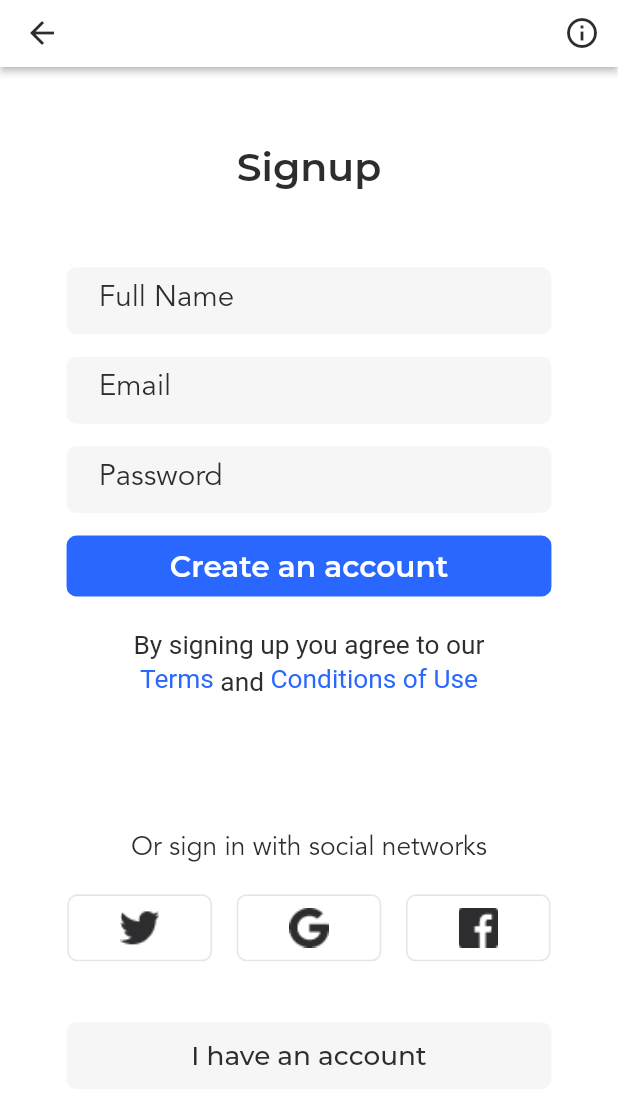
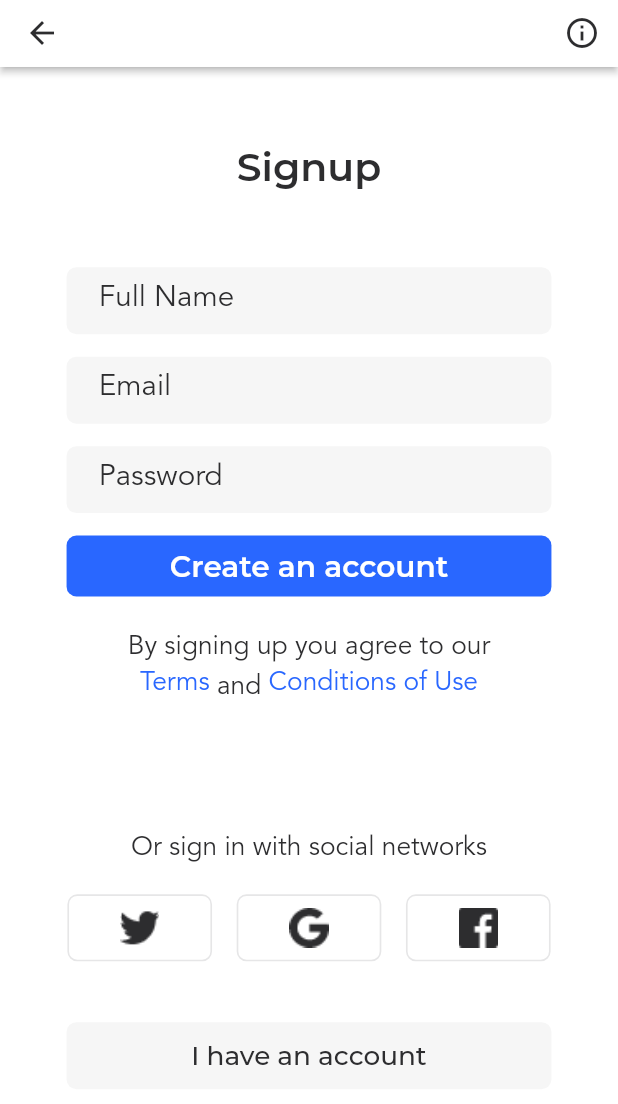
Before and after one commit to liuyousama/flutter_news, a Flutter app: the screen it shows after launch, after a tap on "Get Started", after a tap on "Sign up", on a phone screen of 412 x 824 dp. Shown: the top 1104 px of the screen. Run offline on Flutter 3.47's test engine with Material 2 defaults, Android fonts, the phone set to English and light mode, and no system bars; our stand-ins replace dio, fluttertoast, shared_preferences; accounts and stored records are empty; Roboto replaces fonts that are missing (Aveni).

Commit message:
【refactor】：重构项目中的字体资源使用方式，添加AppFont资源类

```diff
--- a/lib/core/color/color.dart
+++ b/lib/core/assets/color.dart
@@ -1,9 +1,9 @@
 
 import 'package:flutter/material.dart';
 
-class LYAppColor {
+class AppColor {
   final BuildContext context;
-  LYAppColor(this.context);
+  AppColor(this.context);
 
   int get index {
     final isDark = Theme.of(context).brightness == Brightness.dark;
--- /dev/null
+++ b/lib/core/assets/font.dart
@@ -0,0 +1,29 @@
+
+import 'package:flutter/material.dart';
+
+class AppFont {
+  static TextStyle avenirBook(double size, Color color) {
+    return TextStyle(
+      fontFamily: "Avenir",
+      fontWeight: FontWeight.normal,
+      fontSize: size,
+      color: color
+    );
+  }
+  static TextStyle montserratSemiBold(double size, Color color) {
+    return TextStyle(
+        fontFamily: "Montserrat",
+        fontWeight: FontWeight.w600,
+        fontSize: size,
+        color: color
+    );
+  }
+  static TextStyle montserratMedium(double size, Color color) {
+    return TextStyle(
+        fontFamily: "Montserrat",
+        fontWeight: FontWeight.w500,
+        fontSize: size,
+        color: color
+    );
+  }
+}
--- a/lib/ui/pages/sign_in/sign_in.dart
+++ b/lib/ui/pages/sign_in/sign_in.dart
@@ -1,10 +1,10 @@
 import 'package:flutter/material.dart';
-import 'package:flutter_news/core/color/color.dart';
+import 'package:flutter_news/core/assets/color.dart';
+import 'package:flutter_news/core/assets/font.dart';
 import 'package:flutter_news/core/extensions/extension.dart';
 import 'package:flutter_news/core/model/error_model.dart';
 import 'package:flutter_news/core/network/api/user.dart';
 import 'package:flutter_news/core/storage/global_storage.dart';
-import 'package:flutter_news/core/utils/screen_util.dart';
 import 'package:flutter_news/core/utils/validator.dart';
 import 'package:flutter_news/ui/pages/home/home.dart';
 import 'package:flutter_news/ui/widgets/sign_in_social.dart';
@@ -29,7 +29,7 @@ class _LYSignInPageState extends State<LYSignInPage> {
     return GestureDetector(
       onTap: ()=>FocusScope.of(context).requestFocus(FocusNode()),
       child: Scaffold(
-        backgroundColor: LYAppColor(context).primaryBackground,
+        backgroundColor: AppColor(context).primaryBackground,
         // SingleChildScrollView: 键盘弹出时，界面可滚动
         body: SingleChildScrollView(
           physics: ClampingScrollPhysics(),
@@ -63,7 +63,7 @@ class _LYSignInPageState extends State<LYSignInPage> {
             height: 76.lyWidth,
             width: 76.lyWidth,
             decoration: BoxDecoration(
-              color: LYAppColor(context).primaryBackground,
+              color: AppColor(context).primaryBackground,
               borderRadius: BorderRadius.circular((76/2).lyWidth),
               boxShadow: [BoxShadow(
                   color: Color(0x261B1B1D),
@@ -84,18 +84,8 @@ class _LYSignInPageState extends State<LYSignInPage> {
   List<Widget> _buildLogoText(BuildContext context) {
     return [
       SizedBox(height: 15.lyHeight,),
-      Text("SECTOR", style: TextStyle(
-        fontFamily: "Montserrat",
-        fontWeight: FontWeight.w600,
-        color: LYAppColor(context).primaryText,
-        fontSize: 24.lyFont
-      )),
-      Text("news", style: TextStyle(
-        fontFamily: "Avenir",
-        fontWeight: FontWeight.normal,
-        color: LYAppColor(context).primaryText,
-        fontSize: 16.lyFont
-      ),),
+      Text("SECTOR", style: AppFont.montserratSemiBold(24.lyFont, AppColor(context).primaryText)),
+      Text("news", style: AppFont.avenirBook(16.lyFont, AppColor(context).primaryText)),
       SizedBox(height: 50.lyHeight,)
     ];
   }
@@ -104,7 +94,7 @@ class _LYSignInPageState extends State<LYSignInPage> {
       bool isEmail, bool isSecure)
   {
     final placeholder = isEmail ? "Email" : "Password";
-    final appColor = LYAppColor(context);
+    final appColor = AppColor(context);
     final suffixIcon = ((controller.text ?? "") == "")
       ? null
       : isEmail
@@ -130,12 +120,7 @@ class _LYSignInPageState extends State<LYSignInPage> {
             ),
         );
     final inputDecoration = InputDecoration(
-      hintStyle: TextStyle(
-        fontFamily: "Avenir",
-        color: LYAppColor(context).primaryText,
-        fontWeight: FontWeight.normal,
-        fontSize: 18.lyFont
-      ),
+      hintStyle: AppFont.avenirBook(18.lyFont, AppColor(context).primaryText),
       hintText: placeholder,
       icon: SizedBox(width: 5.lyWidth),
       // 当邮箱输入框中有内容时，出现一个清除按钮，密码输入框中有内容时，出现一个眼图标
@@ -149,7 +134,7 @@ class _LYSignInPageState extends State<LYSignInPage> {
       margin: EdgeInsets.only(bottom: 15),
       decoration: BoxDecoration(
         borderRadius: BorderRadius.circular(6.lyWidth),
-        color: LYAppColor(context).secondaryElement,
+        color: AppColor(context).secondaryElement,
       ),
       child: TextField(
         decoration: inputDecoration,
@@ -163,12 +148,7 @@ class _LYSignInPageState extends State<LYSignInPage> {
   }
   /// 注册登录按钮
   Widget _buildActionButton(BuildContext context) {
-    final textStyle = TextStyle(
-      fontSize: 18.lyFont,
-      color: LYAppColor(context).primaryElementText,
-      fontFamily: "Montserrat",
-      fontWeight: FontWeight.w600
-    );
+    final textStyle = AppFont.montserratSemiBold(18.lyFont, AppColor(context).primaryElementText);
     return Row(
       mainAxisAlignment: MainAxisAlignment.center,
       children: [
@@ -177,7 +157,7 @@ class _LYSignInPageState extends State<LYSignInPage> {
           width: 140.lyWidth,
 
           child: FlatButton(
-            color: LYAppColor(context).thirdElement,
+            color: AppColor(context).thirdElement,
             shape: RoundedRectangleBorder(borderRadius: BorderRadius.circular(6.lyWidth)),
             child: Text("Sign up", style: textStyle),
             onPressed: _handleSignUp,
@@ -188,7 +168,7 @@ class _LYSignInPageState extends State<LYSignInPage> {
           width: 140.lyWidth,
           margin: EdgeInsets.only(left: 15.lyWidth),
           child: FlatButton(
-            color: LYAppColor(context).primaryElement,
+            color: AppColor(context).primaryElement,
             shape: RoundedRectangleBorder(borderRadius: BorderRadius.circular(6.lyWidth)),
             child: Text("Sign in", style: textStyle),
             onPressed: _handleSignIn,
@@ -203,12 +183,10 @@ class _LYSignInPageState extends State<LYSignInPage> {
       margin: EdgeInsets.only(top: 20.lyHeight),
       child: GestureDetector(
         onTap: ()=>print("忘记密码"),
-        child: Text("Forgot password?", style: TextStyle(
-          color: LYAppColor(context).secondaryElementText,
-          fontFamily: "Avenir",
-          fontWeight: FontWeight.normal,
-          fontSize: 16.lyFont
-        ),),
+        child: Text(
+          "Forgot password?",
+          style: AppFont.avenirBook(16.lyFont, AppColor(context).secondaryElementText)
+        ),
       ),
     );
   }
@@ -222,15 +200,10 @@ class _LYSignInPageState extends State<LYSignInPage> {
         alignment: Alignment.center,
         margin: EdgeInsets.only(top: 40.lyHeight),
         decoration: BoxDecoration(
-          color: LYAppColor(context).secondaryElement,
+          color: AppColor(context).secondaryElement,
           borderRadius: BorderRadius.circular(6.lyWidth)
         ),
-        child: Text("Sign up", style: TextStyle(
-          fontFamily: "Montserrat",
-          fontWeight: FontWeight.w500,
-          color: LYAppColor(context).primaryText,
-          fontSize: 16.lyFont
-        )),
+        child: Text("Sign up", style: AppFont.montserratMedium(16.lyFont, AppColor(context).primaryText)),
       ),
     );
   }
--- a/lib/ui/pages/sign_up/sign_up.dart
+++ b/lib/ui/pages/sign_up/sign_up.dart
@@ -1,5 +1,6 @@
 import 'package:flutter/material.dart';
-import 'package:flutter_news/core/color/color.dart';
+import 'package:flutter_news/core/assets/color.dart';
+import 'package:flutter_news/core/assets/font.dart';
 import 'package:flutter_news/core/extensions/extension.dart';
 import 'package:flutter_news/ui/widgets/sign_in_social.dart';
 
@@ -21,7 +22,7 @@ class _LYSignUpPageState extends State<LYSignUpPage> {
     return GestureDetector(
       onTap: ()=>FocusScope.of(context).requestFocus(FocusNode()),
       child: Scaffold(
-        backgroundColor: LYAppColor(context).primaryBackground,
+        backgroundColor: AppColor(context).primaryBackground,
         appBar: _buildAppBar(context),
         // SingleChildScrollView：键盘弹出可滚动
         body: SingleChildScrollView(
@@ -48,15 +49,15 @@ class _LYSignUpPageState extends State<LYSignUpPage> {
 
   AppBar _buildAppBar(BuildContext context) {
     return AppBar(
-      backgroundColor:LYAppColor(context).primaryBackground,
+      backgroundColor:AppColor(context).primaryBackground,
       elevation: 2,
       toolbarHeight: 44.lyHeight,
       actions: [IconButton(
-        icon: Icon(Icons.info_outline, size: 24, color: LYAppColor(context).primaryText),
+        icon: Icon(Icons.info_outline, size: 24, color: AppColor(context).primaryText),
         onPressed: ()=>print("点击了info按钮"),
       )],
       leading: IconButton(
-        icon: Icon(Icons.arrow_back, size: 24, color: LYAppColor(context).primaryText,),
+        icon: Icon(Icons.arrow_back, size: 24, color: AppColor(context).primaryText,),
         onPressed: _handlePopToSignUp,
       ),
     );
@@ -66,12 +67,7 @@ class _LYSignUpPageState extends State<LYSignUpPage> {
     return Container(
       margin: EdgeInsets.only(top: 50.lyHeight),
       alignment: Alignment.center,
-      child: Text("Signup", style: TextStyle(
-        fontFamily: "Montserrat",
-        fontWeight: FontWeight.w600,
-        fontSize: 24.lyFont,
-        color: LYAppColor(context).primaryText
-      ),),
+      child: Text("Signup", style: AppFont.montserratSemiBold(24.lyFont, AppColor(context).primaryText)),
     );
   }
 
@@ -79,7 +75,7 @@ class _LYSignUpPageState extends State<LYSignUpPage> {
       int index, bool isSecure)
   {
     final placeholder = ["Full Name", "Email", "Password"][index];
-    final appColor = LYAppColor(context);
+    final appColor = AppColor(context);
     final suffixIcon = (index!=2||pwdController.text == null||pwdController.text=="")
         ? null
         : GestureDetector(
@@ -87,12 +83,7 @@ class _LYSignUpPageState extends State<LYSignUpPage> {
           onTap: (){setState(() {pwdSecure = !pwdSecure;});},
         );
     final inputDecoration = InputDecoration(
-      hintStyle: TextStyle(
-          fontFamily: "Avenir",
-          color: LYAppColor(context).primaryText,
-          fontWeight: FontWeight.normal,
-          fontSize: 18.lyFont
-      ),
+      hintStyle: AppFont.avenirBook(18.lyFont, AppColor(context).primaryText),
       hintText: placeholder,
       icon: SizedBox(width: 5.lyWidth),
       // 当邮箱输入框中有内容时，出现一个清除按钮，密码输入框中有内容时，出现一个眼图标
@@ -106,7 +97,7 @@ class _LYSignUpPageState extends State<LYSignUpPage> {
       margin: EdgeInsets.only(bottom: 15),
       decoration: BoxDecoration(
         borderRadius: BorderRadius.circular(6.lyWidth),
-        color: LYAppColor(context).secondaryElement,
+        color: AppColor(context).secondaryElement,
       ),
       child: TextField(
         decoration: inputDecoration,
@@ -125,28 +116,20 @@ class _LYSignUpPageState extends State<LYSignUpPage> {
       width: 295.lyWidth,
       child: FlatButton(
         onPressed: ()=>print("注册"),
-        color: LYAppColor(context).primaryElement,
+        color: AppColor(context).primaryElement,
         shape: RoundedRectangleBorder(borderRadius: BorderRadius.circular(6.lyWidth)),
-        child: Text("Create an account", style: TextStyle(
-          fontFamily: "Montserrat",
-          color: LYAppColor(context).primaryElementText,
-          fontWeight: FontWeight.w600,
-          fontSize: 18.lyFont
-        ),),
+        child: Text(
+            "Create an account",
+            style: AppFont.montserratSemiBold(18.lyFont, AppColor(context).primaryElementText)
+        ),
       ),
     );
   }
 
   Widget _buildComplainText(BuildContext context) {
-    final normalStyle = TextStyle(
-      fontFamily: "Aveni",
-      fontSize: 16.lyFont,
-      fontWeight: FontWeight.normal,
-      color: LYAppColor(context).primaryText,
-      height: 1.3.lyHeight
-    );
+    final normalStyle = AppFont.avenirBook(16.lyFont, AppColor(context).primaryText);
     final highlightStyle = normalStyle.copyWith(
-      color: LYAppColor(context).primaryElement
+      color: AppColor(context).primaryElement
     );
 
     return Container(
@@ -182,15 +165,13 @@ class _LYSignUpPageState extends State<LYSignUpPage> {
         alignment: Alignment.center,
         margin: EdgeInsets.only(top: 40.lyHeight),
         decoration: BoxDecoration(
-            color: LYAppColor(context).secondaryElement,
+            color: AppColor(context).secondaryElement,
             borderRadius: BorderRadius.circular(6.lyWidth)
         ),
-        child: Text("I have an account", style: TextStyle(
-            fontFamily: "Montserrat",
-            fontWeight: FontWeight.w500,
-            color: LYAppColor(context).primaryText,
-            fontSize: 16.lyFont
-        )),
+        child: Text(
+            "I have an account",
+            style: AppFont.montserratMedium(16.lyFont, AppColor(context).primaryText)
+        ),
       ),
     );
   }
--- a/lib/ui/pages/welcome/welcome.dart
+++ b/lib/ui/pages/welcome/welcome.dart
@@ -1,7 +1,8 @@
 import 'package:flutter/material.dart';
+import 'package:flutter_news/core/assets/font.dart';
 import 'package:flutter_news/core/extensions/extension.dart';
 
-import 'package:flutter_news/core/color/color.dart';
+import 'package:flutter_news/core/assets/color.dart';
 import 'package:flutter_news/core/storage/global_storage.dart';
 import 'package:flutter_news/core/utils/screen_util.dart';
 import 'package:flutter_news/ui/pages/sign_in/sign_in.dart';
@@ -17,7 +18,7 @@ class LYWelcomePage extends StatelessWidget {
   @override
   Widget build(BuildContext context) {
     return Scaffold(
-      backgroundColor: LYAppColor(context).primaryBackground,
+      backgroundColor: AppColor(context).primaryBackground,
       body: Column(
         children: [
           _buildHeaderTitle(context),
@@ -35,12 +36,7 @@ class LYWelcomePage extends StatelessWidget {
   Widget _buildHeaderTitle(BuildContext context) {
     return Container(
       margin: EdgeInsets.only(top: (60+44).lyHeight),
-      child: Text("Features", style: TextStyle(
-        color: LYAppColor(context).primaryText,
-        fontFamily: "Montserrat",
-        fontWeight: FontWeight.w600,
-        fontSize: 24.lyFont,
-      )),
+      child: Text("Features", style: AppFont.montserratSemiBold(24.lyFont, AppColor(context).primaryText))
     );
   }
 
@@ -49,12 +45,7 @@ class LYWelcomePage extends StatelessWidget {
       width: 242.lyWidth,
       height: 70.lyHeight,
       margin: EdgeInsets.only(top: 14.lyHeight),
-      child: Text(_headerDetailText, style: TextStyle(
-        color: LYAppColor(context).primaryText,
-        fontFamily: "Avenir",
-        fontWeight: FontWeight.normal,
-        fontSize: 16.lyFont
-      )),
+      child: Text(_headerDetailText, style: AppFont.avenirBook(16.lyFont, AppColor(context).primaryText)),
     );
   }
 
@@ -73,12 +64,7 @@ class LYWelcomePage extends StatelessWidget {
             width: 195.lyWidth,
             height: 70.lyHeight,
             margin: EdgeInsets.only(left: 20.lyWidth),
-            child: Text(text, style: TextStyle(
-              color: LYAppColor(context).primaryText,
-              fontFamily: "Avenir",
-              fontWeight: FontWeight.normal,
-              fontSize: 16.lyFont
-            )),
+            child: Text(text, style: AppFont.avenirBook(16.lyFont, AppColor(context).primaryText)),
           )
         ],
       ),
@@ -91,8 +77,8 @@ class LYWelcomePage extends StatelessWidget {
       width: 295.lyWidth,
       height: 44.lyHeight,
       child: FlatButton(
-        color: LYAppColor(context).primaryElement,
-        textColor: LYAppColor(context).primaryElementText,
+        color: AppColor(context).primaryElement,
+        textColor: AppColor(context).primaryElementText,
         child: Text("Get Started", style: TextStyle(fontSize: 18.lyFont)),
         onPressed: (){
           GlobalStorage.showWelcome = false;
--- a/lib/ui/widgets/sign_in_social.dart
+++ b/lib/ui/widgets/sign_in_social.dart
@@ -1,5 +1,5 @@
 import 'package:flutter/material.dart';
-import 'package:flutter_news/core/color/color.dart';
+import 'package:flutter_news/core/assets/color.dart';
 import 'package:flutter_news/core/extensions/extension.dart';
 
 class SignInSocialWidget extends StatelessWidget {
@@ -22,7 +22,7 @@ class SignInSocialWidget extends StatelessWidget {
           fontFamily: "Avenir",
           fontWeight: FontWeight.normal,
           fontSize: 16.lyFont,
-          color: LYAppColor(context).primaryText
+          color: AppColor(context).primaryText
       )),
     );
   }
@@ -38,10 +38,10 @@ class SignInSocialWidget extends StatelessWidget {
                 width: 88.lyWidth,
                 height: 44.lyHeight,
                 decoration: BoxDecoration(
-                    color: LYAppColor(context).primaryBackground,
+                    color: AppColor(context).primaryBackground,
                     borderRadius: BorderRadius.circular(6.lyWidth),
                     border: Border.all(
-                        color: LYAppColor(context).borderColor1,
+                        color: AppColor(context).borderColor1,
                         width: 1.lyWidth
                     )
                 ),
--- a/lib/ui/widgets/toast.dart
+++ b/lib/ui/widgets/toast.dart
@@ -1,5 +1,5 @@
 import 'package:flutter/material.dart';
-import 'package:flutter_news/core/color/color.dart';
+import 'package:flutter_news/core/assets/color.dart';
 import 'package:fluttertoast/fluttertoast.dart';
 import 'package:flutter_news/core/extensions/extension.dart';
 
```
